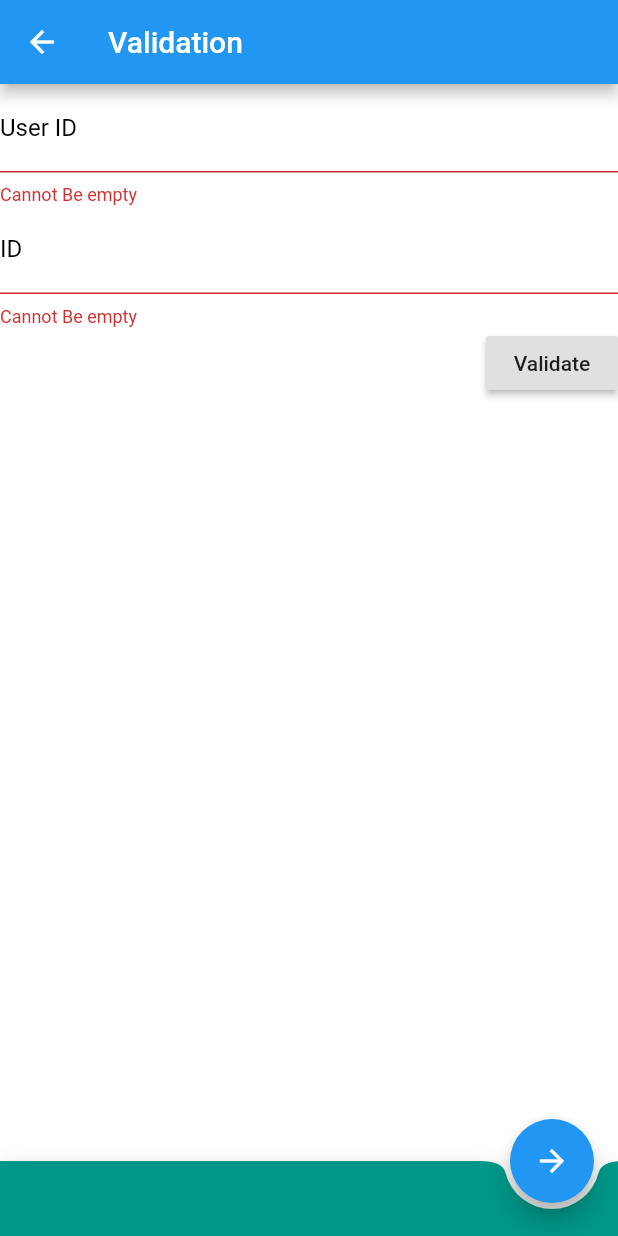
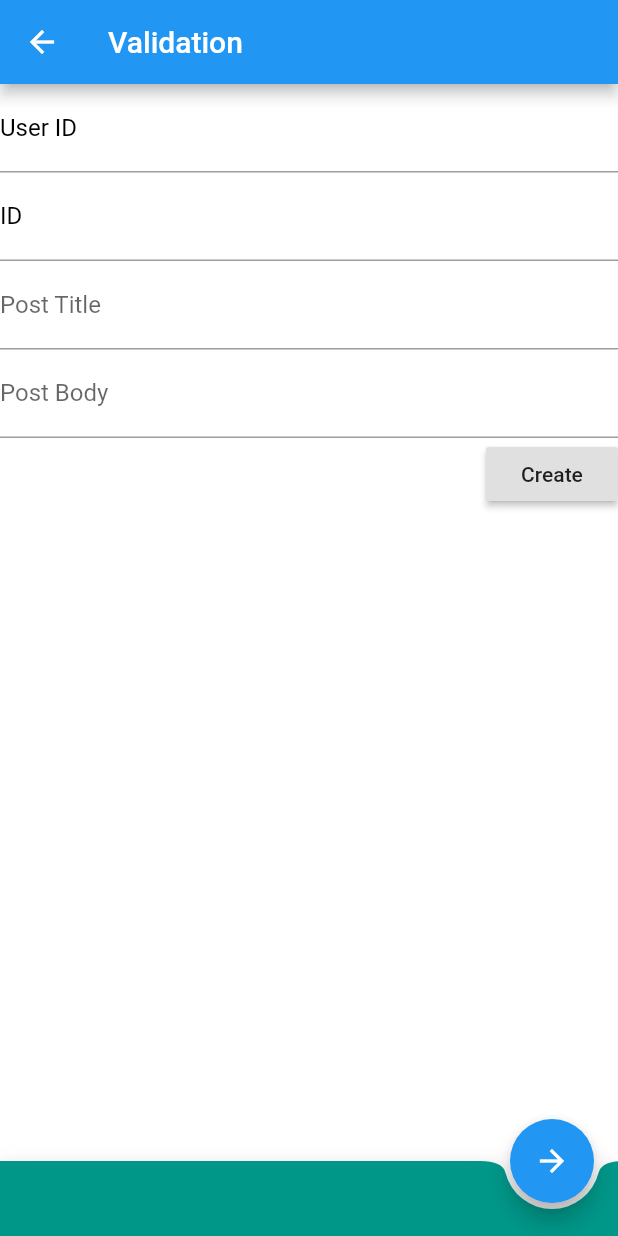
Before and after one commit to a-ng9/FlutterWeb, a Flutter app: the PageValidation screen opened directly, on a phone screen of 412 x 824 dp. Run offline on Flutter 3.47's test engine with Material 2 defaults, Android fonts, the phone set to English and light mode, and no system bars.

Commit message:
Updated version for post request (still in progress)

```diff
--- a/lib/model/post_model.dart
+++ b/lib/model/post_model.dart
@@ -13,19 +13,9 @@ String postToJson(Post data) {
   return json.encode(dyn);
 }
 
-List<Post> allPostsFromJson(String str) {
-  final jsonData = json.decode(str);
-  return new List<Post>.from(jsonData.map((x) => Post.fromJson(x)));
-}
-
-String allPostsToJson(List<Post> data) {
-  final dyn = new List<dynamic>.from(data.map((x) => x.toJson()));
-  return json.encode(dyn);
-}
-
 class Post {
-  int userId;
-  int id;
+  String userId;
+  String id;
   String title;
   String body;
 
@@ -49,4 +39,13 @@ class Post {
         "title": title,
         "body": body,
       };
+
+  Map toMap() {
+    var map = new Map<String, dynamic>();
+    map["userId"] = userId;
+    map["title"] = title;
+    map["body"] = body;
+
+    return map;
+  }
 }
--- a/lib/page_4.dart
+++ b/lib/page_4.dart
@@ -1,8 +1,9 @@
 import 'package:flutter/material.dart';
 import 'package:http/http.dart';
-import 'package:validate/validate.dart';
-import 'package:angel_validate/angel_validate.dart';
-import 'package:web/test.dart';
+import 'package:web/model/post_model.dart';
+// import 'package:validate/validate.dart';
+// import 'package:web/test.dart';
+import 'package:web/utils/api_manager.dart';
 
 class PageValidation extends StatefulWidget {
   @override
@@ -12,6 +13,8 @@ class PageValidation extends StatefulWidget {
 class _PageValidationState extends State<PageValidation> {
   final formKey = GlobalKey<FormState>();
   String _userId, _id, _title, _body;
+  String _url =
+      "https://docs.google.com/spreadsheets/d/1-R7mtYeQm05F22LGGMix5cX-PVwsTs3XnuYDWGrMq0k/edit#gid=0";
 
   @override
   Widget build(BuildContext context) {
@@ -21,7 +24,7 @@ class _PageValidationState extends State<PageValidation> {
         title: Text("Validation"),
       ),
       body: Form(
-        autovalidate: true,
+        // autovalidate: true,
         key: formKey,
         child: SingleChildScrollView(
           child: Column(
@@ -43,17 +46,37 @@ class _PageValidationState extends State<PageValidation> {
                       labelText: "ID",
                     ),
                     validator: nameValidator,
-                  onSaved: (String value) => _id = value,
+                    onSaved: (String value) => _id = value),
               ),
+              TextFormField(
+                //controller: titleControler,
+                decoration: InputDecoration(
+                    hintText: "title....", labelText: 'Post Title'),
+                onSaved: (String value) => _title = value,
+              ),
+              TextFormField(
+                //controller: bodyControler,
+                decoration: InputDecoration(
+                    hintText: "body....", labelText: 'Post Body'),
+                onSaved: (String value) => _body = value,
               ),
               Row(
                 mainAxisAlignment: MainAxisAlignment.end,
                 children: <Widget>[
                   RaisedButton(
-                    child: Text("Validate"),
-                    onPressed: () {
+                    child: Text("Create"),
+                    onPressed: () async {
                       if (formKey.currentState.validate()) {
                         formKey.currentState.save();
+
+                        Post newPost = Post(
+                          userId: "123",
+                          id: "0",
+                          title: _title,
+                          body: _body,
+                        );
+                        Post p = await createPost(_url, body: newPost.toMap());
+                        print(p.title);
                       }
                     },
                   ),
@@ -79,29 +102,31 @@ class _PageValidationState extends State<PageValidation> {
       floatingActionButton: FloatingActionButton(
         child: Icon(Icons.arrow_forward),
         onPressed: () {
-          createPost().then((response) {});
           print("Navigation button pressed");
-          Navigator.push(
-              context, MaterialPageRoute(builder: (context) => MyTest()));
+          // Navigator.push(
+          //     context, MaterialPageRoute(builder: (context) => MyTest()));
         },
       ),
     );
   }
 
-  String _validateEmail(String value) {
-    try {
-      Validate.isEmail(value);
-    } catch (e) {
-      return 'Invalid Email';
-    }
-    return null;
-  }
+  // String _validateEmail(String value) {
+  //   try {
+  //     Validate.isEmail(value);
+  //   } catch (e) {
+  //     return 'Invalid Email';
+  //   }
+  //   return null;
+  // }
 
   String nameValidator(String value) {
     if (value.isEmpty) {
       return "Cannot Be empty";
     }
-
+    final n = num.tryParse(value);
+    if (n == null) {
+      return '$value is not a valid number';
+    }
     // if (value.length < 4) {
     //   return "Name must be more than 4 character.";
     // }
@@ -109,9 +134,6 @@ class _PageValidationState extends State<PageValidation> {
   }
 
   String numberValidator(String value) {
-    if (value == null) {
-      return null;
-    }
     final n = num.tryParse(value);
     if (n == null) {
       return '$value is not a valid number';
--- a/lib/test.dart
+++ b/lib/test.dart
@@ -5,7 +5,7 @@ import 'package:http/http.dart' as http;
 
 class Post {
   final String userId;
-  final int id;
+  final String id;
   final String title;
   final String body;
 
@@ -45,13 +45,13 @@ class MyTest extends StatelessWidget {
   final Future<Post> post;
 
   MyTest({Key key, this.post}) : super(key: key);
-  static final CREATE_POST_URL = 'http://localhost:8080/v';
+  static final CREATE_POST_URL =
+      'https://docs.google.com/spreadsheets/d/1-R7mtYeQm05F22LGGMix5cX-PVwsTs3XnuYDWGrMq0k/edit#gid=0';
   TextEditingController titleControler = new TextEditingController();
   TextEditingController bodyControler = new TextEditingController();
 
   @override
   Widget build(BuildContext context) {
-    // TODO: implement build
     return MaterialApp(
       title: "WEB SERVICE",
       theme: ThemeData(
@@ -59,7 +59,7 @@ class MyTest extends StatelessWidget {
       ),
       home: Scaffold(
         appBar: AppBar(
-            title: Text("Create Posts"),
+          title: Text('Create Post'),
         ),
         body: new Container(
           margin: const EdgeInsets.only(left: 8.0, right: 8.0),
@@ -78,21 +78,29 @@ class MyTest extends StatelessWidget {
               new RaisedButton(
                 onPressed: () async {
                   Post newPost = new Post(
-                        userId: "10",
-                        id: 0,
+                      userId: "123",
+                      id: "0",
                       title: titleControler.text,
                       body: bodyControler.text);
-                    Post p = await createPost(CREATE_POST_URL,
-                        body: newPost.toMap());
+                  Post p =
+                      await createPost(CREATE_POST_URL, body: newPost.toMap());
                   print(p.title);
                 },
                 child: const Text("Create"),
               )
             ],
           ),
-          )),
+        ),
+        floatingActionButton: FloatingActionButton(
+          child: Icon(Icons.arrow_back),
+          onPressed: () {
+            print("Navigation button pressed");
+            Navigator.pop(context);
+          },
+        ),
+      ),
     );
   }
 }
 
-void main() => runApp(MyTest());
+// void main() => runApp(MyTest());
--- a/lib/utils/api_manager.dart
+++ b/lib/utils/api_manager.dart
@@ -1,9 +1,12 @@
+import 'dart:convert';
 import 'package:http/http.dart' as http;
 import 'dart:async';
 import 'package:web/model/post_model.dart';
 import 'dart:io';
 
 String url = 'https://jsonplaceholder.typicode.com/posts';
+String _url =
+    "https://docs.google.com/spreadsheets/d/1-R7mtYeQm05F22LGGMix5cX-PVwsTs3XnuYDWGrMq0k/edit#gid=0";
 
 class APIManager {
   // static final String url = "https://jsonplaceholder.typicode.com/posts";
@@ -22,10 +25,13 @@ class APIManager {
   }
 }
 
-Future<Post> createPost(Post post) async {
-  final response = await http.post('$url',
-      headers: {HttpHeaders.contentTypeHeader: 'application/json'},
-      body: postToJson(post));
+Future<Post> createPost(String _url, {Map body}) async {
+  return http.post(url, body: body).then((http.Response response) {
+    final int statusCode = response.statusCode;
 
-  return postFromJson(response.body);
+    if (statusCode < 200 || statusCode > 400 || json == null) {
+      throw new Exception("Error while fetching data");
+    }
+    return Post.fromJson(json.decode(response.body));
+  });
 }
```
Lines whose indentation alone changed are shown as unchanged.
